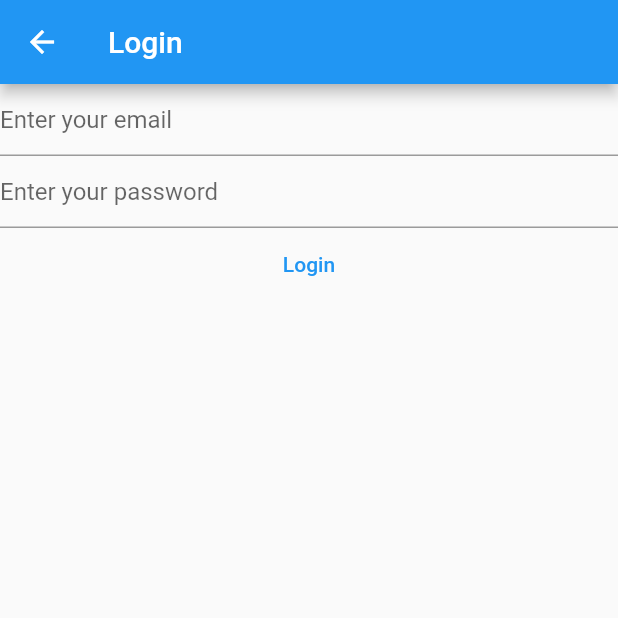
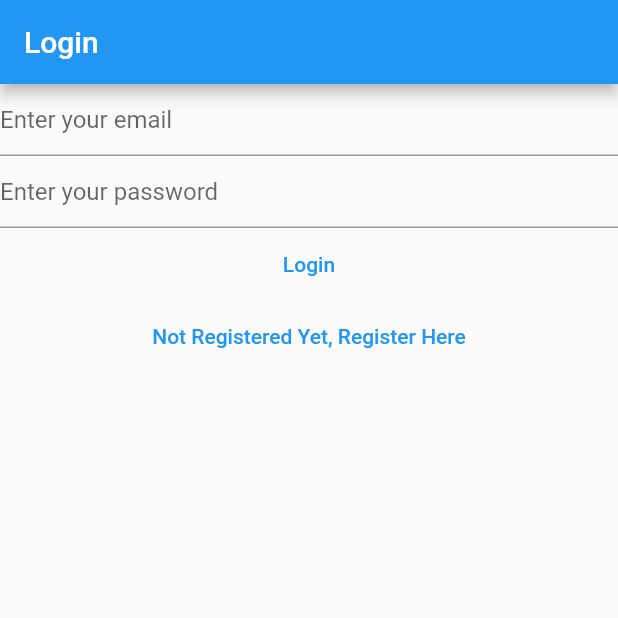
Before and after one commit to atg-coder27/notesAppFlutter, a Flutter app: the LoginView screen opened directly, on a phone screen of 412 x 824 dp, the top half of it. Run offline on Flutter 3.47's test engine with Material 2 defaults, Android fonts, the phone set to English and light mode, and no system bars; our stand-ins replace firebase_auth, firebase_core; accounts and stored records are empty.

Commit message:
login funcationality done

```diff
--- a/lib/views/login_view.dart
+++ b/lib/views/login_view.dart
@@ -33,16 +33,10 @@ class _HomePageState extends State<LoginView> {
   @override
   Widget build(BuildContext context) {
     return Scaffold(
-      appBar: AppBar(title: const Text("Login")),
-      body: FutureBuilder(
-        future: Firebase.initializeApp(
-          options: DefaultFirebaseOptions.currentPlatform,
+      appBar: AppBar(
+        title: const Text("Login"),
       ),
-        builder: (context, snapshot) {
-          if (snapshot.connectionState != ConnectionState.done) {
-            return const Text("Loading ...");
-          }
-          return Column(
+      body: Column(
         children: [
           TextField(
             controller: _email,
@@ -56,8 +50,7 @@ class _HomePageState extends State<LoginView> {
             obscureText: true,
             enableSuggestions: false,
             autocorrect: false,
-                decoration:
-                    const InputDecoration(hintText: "Enter your password"),
+            decoration: const InputDecoration(hintText: "Enter your password"),
           ),
           TextButton(
             onPressed: (() async {
@@ -78,9 +71,13 @@ class _HomePageState extends State<LoginView> {
             }),
             child: const Text("Login"),
           ),
+          TextButton(
+              onPressed: () {
+                Navigator.of(context)
+                    .pushNamedAndRemoveUntil('/register/', (route) => false);
+              },
+              child: const Text("Not Registered Yet, Register Here"))
         ],
-          );
-        },
       ),
     );
   }
```
Also changed, not shown: lib/main.dart (+96 -10 lines), lib/views/register_view.dart (+8 -13 lines), lib/views/verify_email_view.dart (added, +31 -0 lines). Lines whose indentation alone changed are shown as unchanged.
